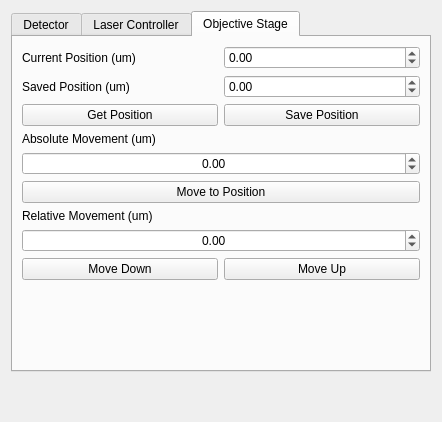
DeMarcoLab/openCLEM, file openclem/ui/qt/CLEMHardwareWidget.ui: the form before one commit.
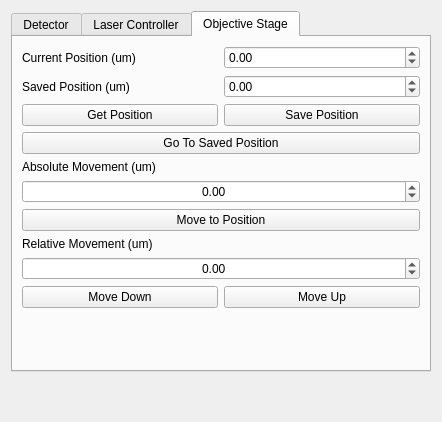
The form after the commit. The open tabs and pages were chosen to show the change.

Commit message: add safety check for laser power to ui

Diff of the .ui file:
```diff
--- a/openclem/ui/qt/CLEMHardwareWidget.ui
+++ b/openclem/ui/qt/CLEMHardwareWidget.ui
@@ -17,7 +17,7 @@
    <item row="0" column="0">
     <widget class="QTabWidget" name="tabWidget">
      <property name="currentIndex">
-      <number>2</number>
+      <number>0</number>
      </property>
      <widget class="QWidget" name="tab_detector">
       <attribute name="title">
@@ -190,10 +190,10 @@
           <number>2</number>
          </property>
          <property name="maximum">
-          <double>1.000000000000000</double>
+          <double>100.000000000000000</double>
          </property>
          <property name="singleStep">
-          <double>0.010000000000000</double>
+          <double>0.100000000000000</double>
          </property>
         </widget>
        </item>
@@ -280,10 +280,10 @@
        <string>Objective Stage</string>
       </attribute>
       <layout class="QGridLayout" name="gridLayout_4">
-       <item row="2" column="1">
-        <widget class="QPushButton" name="pushButton_save_position">
+       <item row="4" column="0" colspan="2">
+        <widget class="QLabel" name="label_absolute_position">
          <property name="text">
-          <string>Save Position</string>
+          <string>Absolute Movement (um)</string>
          </property>
         </widget>
        </item>
@@ -294,13 +294,6 @@
          </property>
         </widget>
        </item>
-       <item row="1" column="0">
-        <widget class="QLabel" name="label_saved_position">
-         <property name="text">
-          <string>Saved Position (um)</string>
-         </property>
-        </widget>
-       </item>
        <item row="1" column="1">
         <widget class="QDoubleSpinBox" name="doubleSpinBox_saved_position">
          <property name="minimum">
@@ -311,6 +304,40 @@
          </property>
         </widget>
        </item>
+       <item row="6" column="0" colspan="2">
+        <widget class="QPushButton" name="pushButton_move_absolute">
+         <property name="text">
+          <string>Move to Position</string>
+         </property>
+        </widget>
+       </item>
+       <item row="9" column="0">
+        <widget class="QPushButton" name="pushButton_move_relative_down">
+         <property name="text">
+          <string>Move Down</string>
+         </property>
+        </widget>
+       </item>
+       <item row="5" column="0" colspan="2">
+        <widget class="QDoubleSpinBox" name="doubleSpinBox_absolute_position">
+         <property name="alignment">
+          <set>Qt::AlignCenter</set>
+         </property>
+         <property name="minimum">
+          <double>-100000000.000000000000000</double>
+         </property>
+         <property name="maximum">
+          <double>1000000000.000000000000000</double>
+         </property>
+        </widget>
+       </item>
+       <item row="2" column="1">
+        <widget class="QPushButton" name="pushButton_save_position">
+         <property name="text">
+          <string>Save Position</string>
+         </property>
+        </widget>
+       </item>
        <item row="2" column="0">
         <widget class="QPushButton" name="pushButton_get_position">
          <property name="text">
@@ -318,13 +345,6 @@
          </property>
         </widget>
        </item>
-       <item row="8" column="1">
-        <widget class="QPushButton" name="pushButton_move_relative_up">
-         <property name="text">
-          <string>Move Up</string>
-         </property>
-        </widget>
-       </item>
        <item row="0" column="1">
         <widget class="QDoubleSpinBox" name="doubleSpinBox_current_position">
          <property name="minimum">
@@ -335,55 +355,22 @@
          </property>
         </widget>
        </item>
-       <item row="8" column="0">
-        <widget class="QPushButton" name="pushButton_move_relative_down">
+       <item row="9" column="1">
+        <widget class="QPushButton" name="pushButton_move_relative_up">
          <property name="text">
-          <string>Move Down</string>
+          <string>Move Up</string>
          </property>
         </widget>
        </item>
-       <item row="9" column="0" colspan="2">
-        <spacer name="verticalSpacer_4">
-         <property name="orientation">
-          <enum>Qt::Vertical</enum>
-         </property>
-         <property name="sizeHint" stdset="0">
-          <size>
-           <width>20</width>
-           <height>40</height>
-          </size>
-         </property>
-        </spacer>
-       </item>
        <item row="7" column="0" colspan="2">
-        <widget class="QDoubleSpinBox" name="doubleSpinBox_relative_position">
-         <property name="alignment">
-          <set>Qt::AlignCenter</set>
-         </property>
-         <property name="minimum">
-          <double>-100000000.000000000000000</double>
-         </property>
-         <property name="maximum">
-          <double>1000000000.000000000000000</double>
-         </property>
-        </widget>
-       </item>
-       <item row="6" column="0" colspan="2">
         <widget class="QLabel" name="label_relative_position">
          <property name="text">
           <string>Relative Movement (um)</string>
          </property>
         </widget>
        </item>
-       <item row="5" column="0" colspan="2">
-        <widget class="QPushButton" name="pushButton_move_absolute">
-         <property name="text">
-          <string>Move to Position</string>
-         </property>
-        </widget>
-       </item>
-       <item row="4" column="0" colspan="2">
-        <widget class="QDoubleSpinBox" name="doubleSpinBox_absolute_position">
+       <item row="8" column="0" colspan="2">
+        <widget class="QDoubleSpinBox" name="doubleSpinBox_relative_position">
          <property name="alignment">
           <set>Qt::AlignCenter</set>
          </property>
@@ -395,10 +382,30 @@
          </property>
         </widget>
        </item>
+       <item row="1" column="0">
+        <widget class="QLabel" name="label_saved_position">
+         <property name="text">
+          <string>Saved Position (um)</string>
+         </property>
+        </widget>
+       </item>
+       <item row="10" column="0" colspan="2">
+        <spacer name="verticalSpacer_4">
+         <property name="orientation">
+          <enum>Qt::Vertical</enum>
+         </property>
+         <property name="sizeHint" stdset="0">
+          <size>
+           <width>20</width>
+           <height>40</height>
+          </size>
+         </property>
+        </spacer>
+       </item>
        <item row="3" column="0" colspan="2">
-        <widget class="QLabel" name="label_absolute_position">
+        <widget class="QPushButton" name="pushButton_go_to_saved_position">
          <property name="text">
-          <string>Absolute Movement (um)</string>
+          <string>Go To Saved Position</string>
          </property>
         </widget>
        </item>
```
The commit also changes 2 other files.
